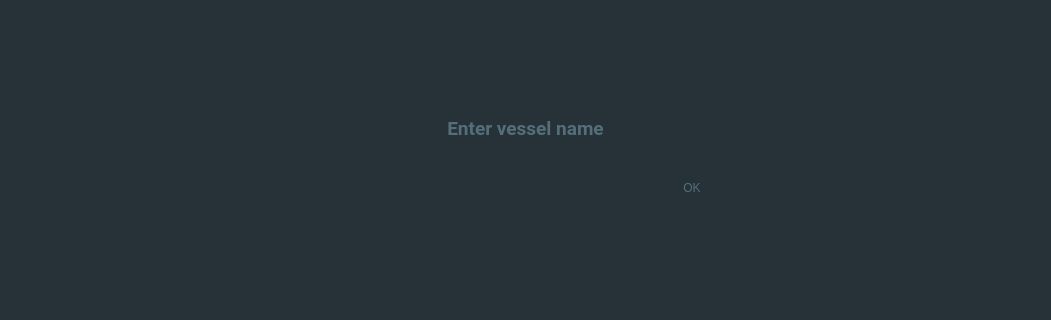
The window that qt/ui/main.ui (maxim1317/seadb) describes before a commit, drawn with Qt 5; both pictures show x 0 to 1051 and y 137 to 457 of the 1051 by 672 pixel window.
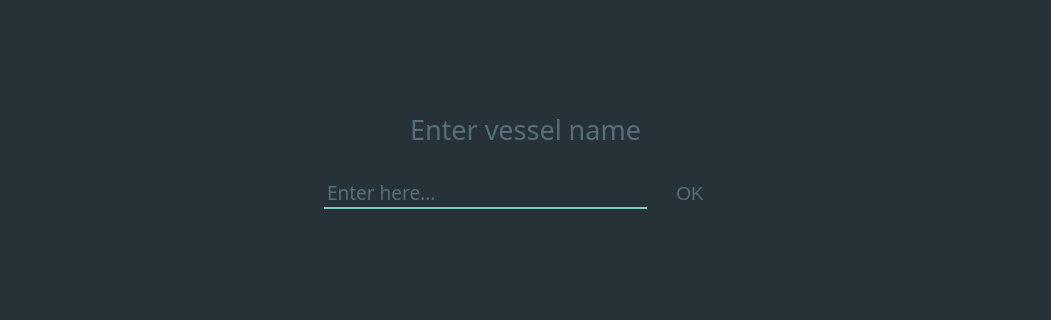
The same window after the commit. Icons and pictures are not drawn.

What changed in the file:
```diff
--- a/qt/ui/main.ui
+++ b/qt/ui/main.ui
@@ -287,6 +287,8 @@
 QLineEdit {
 	background: transparent;
 	border: 1px solid transparent;
+	border-top: none;
+	border-bottom: 2px solid #80CBC4;
 	color: #546E7A;
 }
 
@@ -487,7 +489,7 @@
         <x>0</x>
         <y>190</y>
         <width>1051</width>
-        <height>141</height>
+        <height>145</height>
        </rect>
       </property>
       <layout class="QVBoxLayout" name="verticalLayout">
@@ -508,10 +510,10 @@
         <widget class="QLabel" name="ships_label">
          <property name="font">
           <font>
-           <family>Roboto</family>
-           <pointsize>14</pointsize>
-           <weight>75</weight>
-           <bold>true</bold>
+           <family>ABeeZee</family>
+           <pointsize>20</pointsize>
+           <weight>50</weight>
+           <bold>false</bold>
           </font>
          </property>
          <property name="layoutDirection">
@@ -554,10 +556,25 @@
           </spacer>
          </item>
          <item>
-          <widget class="QLineEdit" name="ships_line_edit"/>
+          <widget class="QLineEdit" name="ships_line_edit">
+           <property name="font">
+            <font>
+             <family>ABeeZee</family>
+             <pointsize>14</pointsize>
+            </font>
+           </property>
+           <property name="text">
+            <string>Enter here...</string>
+           </property>
+          </widget>
          </item>
          <item>
           <widget class="QPushButton" name="ships_ok">
+           <property name="font">
+            <font>
+             <pointsize>14</pointsize>
+            </font>
+           </property>
            <property name="text">
             <string>OK</string>
            </property>
```
Left out of the diff: 12 changed lines with no effect on the pictures.
